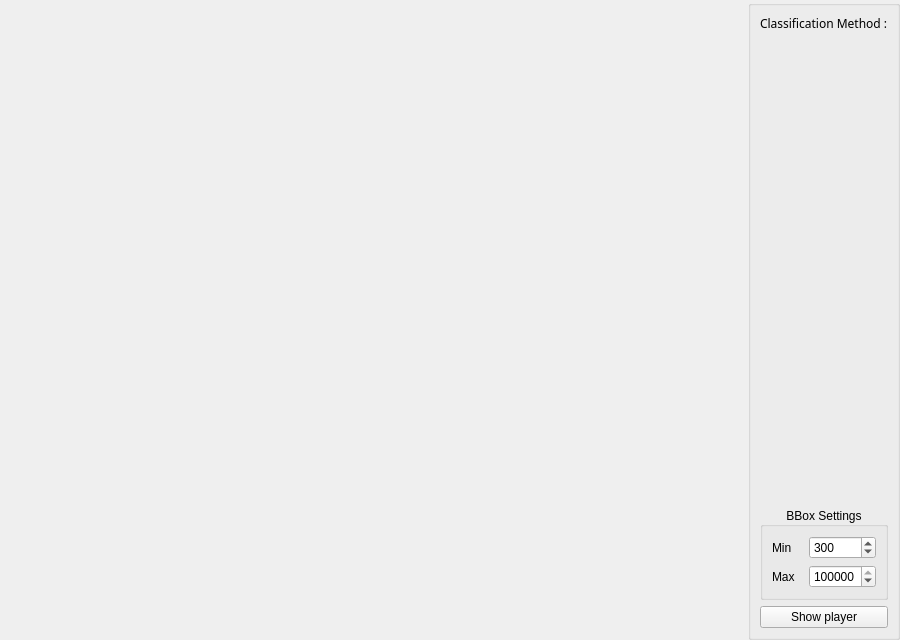
Qt form modules/tracking/dataExtraction/DataExtractorGui.ui (Boazrciasn/RDFramework) before a commit.
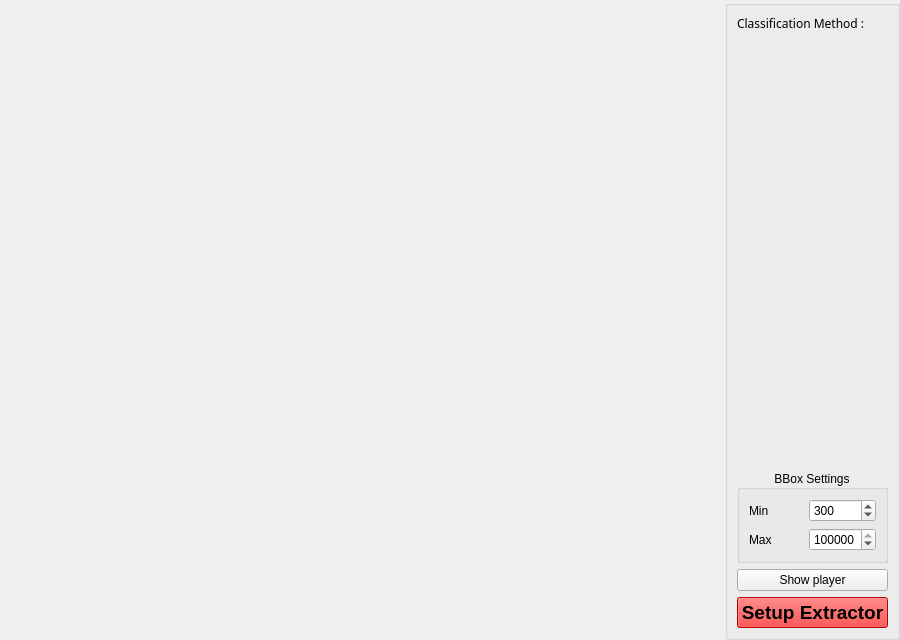
The same form after that commit.

Commit message: Classification added to DataExtractor.

The edit to the form file:
```diff
--- a/modules/tracking/dataExtraction/DataExtractorGui.ui
+++ b/modules/tracking/dataExtraction/DataExtractorGui.ui
@@ -22,7 +22,7 @@
   <property name="windowTitle">
    <string>Form</string>
   </property>
-  <layout class="QGridLayout" name="main_gridLayout" rowstretch="0,0" columnstretch="1,0">
+  <layout class="QGridLayout" name="main_gridLayout" rowstretch="0" columnstretch="1,0">
    <property name="sizeConstraint">
     <enum>QLayout::SetDefaultConstraint</enum>
    </property>
@@ -214,6 +214,28 @@
         </property>
        </widget>
       </item>
+      <item>
+       <widget class="QPushButton" name="setup_pushButton">
+        <property name="font">
+         <font>
+          <family>Helvetica Neue</family>
+          <pointsize>14</pointsize>
+          <weight>75</weight>
+          <bold>true</bold>
+         </font>
+        </property>
+        <property name="autoFillBackground">
+         <bool>false</bool>
+        </property>
+        <property name="styleSheet">
+         <string notr="true">background-color: rgb(255, 0, 0);
+alternate-background-color: rgb(0, 255, 0);</string>
+        </property>
+        <property name="text">
+         <string>Setup Extractor</string>
+        </property>
+       </widget>
+      </item>
      </layout>
      <zorder></zorder>
      <zorder>classification_infoLabel</zorder>
```
Left out of the diff: 38 changed lines with no effect on the pictures. The commit also changes 6 other files.
